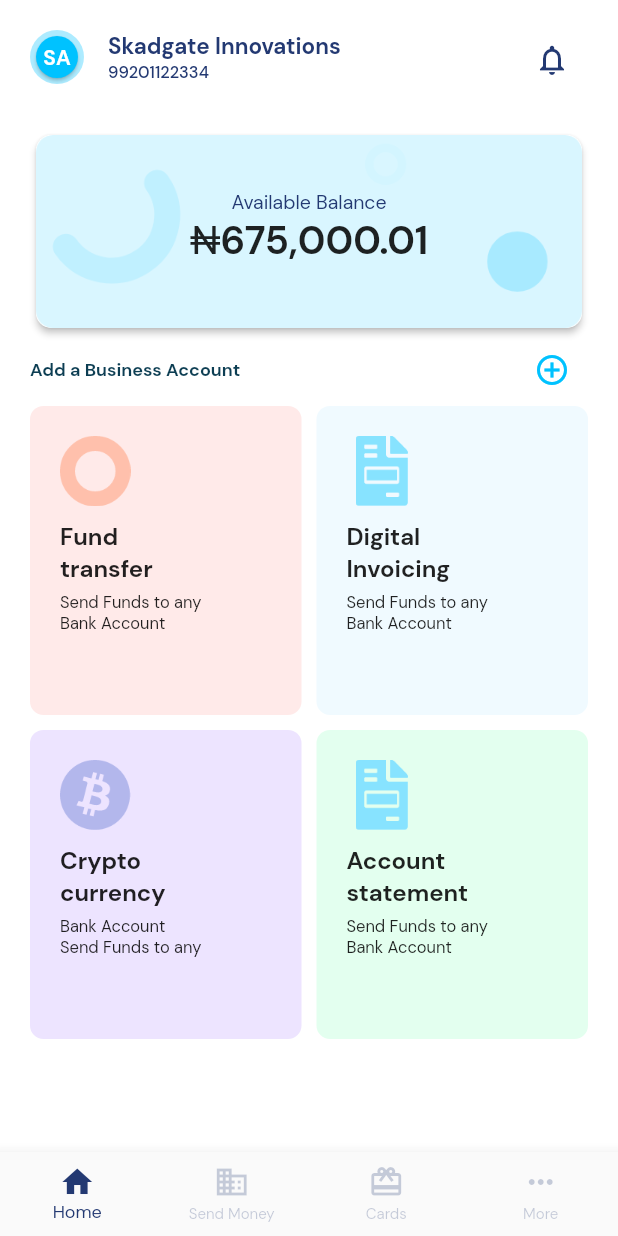
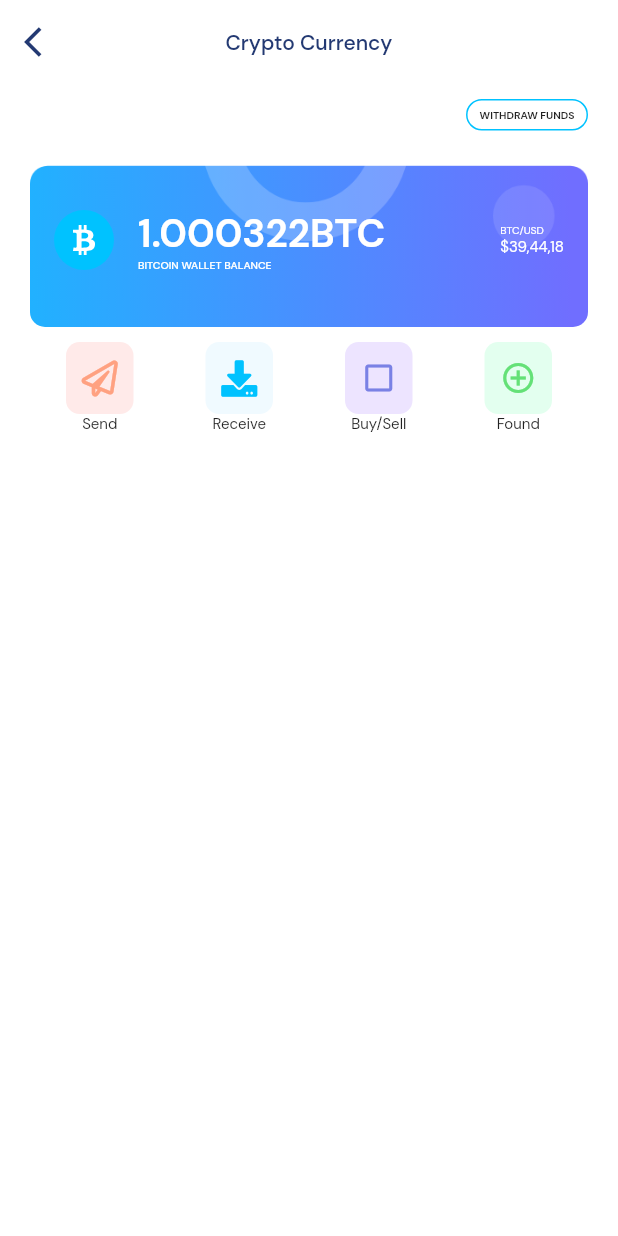
Before and after one commit to raymondDangdat/glade-send-task, a Flutter app: the screen it shows after launch, after a tap on "Crypto", on a phone screen of 412 x 824 dp. Run offline on Flutter 3.47's test engine with Material 2 defaults, Android fonts, the phone set to English and light mode, and no system bars; our stand-ins replace flutter_svg, font_awesome_flutter; Roboto replaces fonts that are missing (Arial Rounded MT Bold).

Commit message:
Feat: Crypto screen

```diff
--- a/lib/main.dart
+++ b/lib/main.dart
@@ -1,11 +1,14 @@
 import 'package:flutter/material.dart';
+import 'package:flutter/services.dart';
 import 'package:glade_two/constants/colors.dart';
-import 'package:glade_two/screens/home_screen.dart';
 import 'package:glade_two/screens/screens.dart';
 
 import 'screens/nav_screen.dart';
 
 void main() {
+  WidgetsFlutterBinding.ensureInitialized();
+  SystemChrome.setPreferredOrientations(
+      [DeviceOrientation.portraitUp, DeviceOrientation.portraitDown]);
   runApp(MyApp());
 }
 
@@ -28,6 +31,7 @@ class MyApp extends StatelessWidget {
         SendMoneyScreen.routeName: (context) => SendMoneyScreen(),
         MoreScreen.routeName: (context) => MoreScreen(),
         CardScreen.routeName: (context) => CardScreen(),
+        CryptoCurrency.routeName: (context) => CryptoCurrency(),
       },
     );
   }
--- /dev/null
+++ b/lib/screens/crypto_currency.dart
@@ -0,0 +1,130 @@
+import 'package:flutter/material.dart';
+import 'package:flutter_svg/flutter_svg.dart';
+import 'package:font_awesome_flutter/font_awesome_flutter.dart';
+import 'package:glade_two/constants/colors.dart';
+class CryptoCurrency extends StatefulWidget {
+  static const routeName = 'crypto-screen';
+  @override
+  _CryptoCurrencyState createState() => _CryptoCurrencyState();
+}
+
+class _CryptoCurrencyState extends State<CryptoCurrency> {
+  @override
+  Widget build(BuildContext context) {
+    return Scaffold(
+      backgroundColor: bgColor,
+      appBar: AppBar(
+        backgroundColor: bgColor,
+        elevation: 0.0,
+        centerTitle: true,
+        title: Text('Crypto Currency', style: TextStyle(fontSize: 14.0, color: primaryColor, fontFamily: "DMSMedium"),
+        ),
+        leading: IconButton(icon: Icon(Icons.arrow_back_ios, color: primaryColor,), onPressed: (){Navigator.pop(context);}),
+      ),
+
+      body: SafeArea(child: SingleChildScrollView(
+        physics: BouncingScrollPhysics(),
+        padding: EdgeInsets.symmetric(vertical: 10, horizontal: 20.0),
+        child: Column(
+          children: [
+            Row(
+              mainAxisAlignment: MainAxisAlignment.end,
+              children: [
+                GestureDetector(
+                  onTap: (){},
+                  // splashColor: Color.fromRGBO(100, 225, 119, 1),
+                  child: Container(
+                    padding: EdgeInsets.symmetric(vertical: 5, horizontal: 8),
+                    decoration: BoxDecoration(
+                      borderRadius: BorderRadius.circular(16),
+                      border: Border.all(width: 1.0, color: Color.fromRGBO(0, 194, 255, 1)),
+                    ),
+                    child: Text('WITHDRAW FUNDS', style: TextStyle(fontSize: 7, fontFamily: "DMSans", fontWeight: FontWeight.bold),),
+                  ),
+                )
+              ],
+            ),
+
+            SizedBox(height: 15,),
+
+            Container(
+              width: MediaQuery.of(context).size.width,
+              padding: EdgeInsets.symmetric(vertical: 30),
+              decoration: BoxDecoration(
+                // color: primaryColor,
+                  image: DecorationImage(image: AssetImage('assets/images/crypto.png'), fit: BoxFit.cover),
+                borderRadius: BorderRadius.circular(10),
+              ),
+              alignment: Alignment.center,
+              child: ListTile(
+                leading:  Container(
+                    padding: EdgeInsets.all(10),
+                    height: 40,
+                    width: 40,
+                    decoration: BoxDecoration(
+                        borderRadius: BorderRadius.circular(50),
+                        color: Color.fromRGBO(0, 194, 255, 1)
+                    ),
+                    child: SvgPicture.asset('assets/images/btc.svg', color: bgColor,)),
+
+                title: Column(
+                  crossAxisAlignment: CrossAxisAlignment.start,
+                  children: [
+                    Text('1.000322BTC', style: TextStyle(fontSize: 26.0, color: bgColor, fontWeight: FontWeight.bold),),
+                    Text('BITCOIN WALLET BALANCE' , style: TextStyle(fontSize: 7.0, color: bgColor, fontFamily: 'DMSMedium')),
+                  ],
+                ),
+
+                trailing: Column(
+                  mainAxisAlignment: MainAxisAlignment.center,
+                  crossAxisAlignment: CrossAxisAlignment.start,
+                  children: [
+                    Text('BTC/USD',style: TextStyle(fontSize: 7, color: bgColor),),
+                    Text('\$39,44,18', style: TextStyle(fontSize: 10, color: bgColor))
+                  ],
+                ),
+              )
+            ),
+
+
+            SizedBox(height: 10,),
+
+            Row(
+              mainAxisAlignment: MainAxisAlignment.spaceAround,
+              children: [
+                activities('Send', FontAwesomeIcons.paperPlane, Color.fromRGBO(255, 161, 129, 1) , Color.fromRGBO(255, 234, 233, 1)),
+                activities('Receive', FontAwesomeIcons.download,  Color.fromRGBO(0, 194, 255, 1), Color.fromRGBO(240, 250, 255, 1)),
+                activities('Buy/Sell', Icons.check_box_outline_blank,  Color.fromRGBO(122, 129, 229, 1), Color.fromRGBO(237, 228, 255, 1)),
+                activities('Found', Icons.add_circle_outline,  Color.fromRGBO(100, 225, 119, 1), Color.fromRGBO(227, 255, 239, 1)),
+              ],
+            )
+
+
+
+          ],
+        ),
+      ),),
+    );
+  }
+
+  Widget activities(String activity, IconData icon, Color color, Color containerColor){
+    return Column(
+      children: [
+        Container(
+            height: 48,
+            width: 45,
+            decoration: BoxDecoration(
+              color: containerColor,
+              borderRadius: BorderRadius.circular(9),
+
+            ),
+            alignment: Alignment.center,
+            child: Icon(icon, color: color,)
+          // SvgPicture.asset('assets/images/send.svg', height: 10, width: 10, color: Color.fromRGBO(255, 161, 129, 1),),
+        ),
+
+        Text(activity, style: TextStyle(fontSize: 10, fontFamily: 'DMSRegular'),)
+      ],
+    );
+  }
+}
--- a/lib/screens/home_screen.dart
+++ b/lib/screens/home_screen.dart
@@ -2,6 +2,7 @@ import 'dart:io';
 
 import 'package:flutter/material.dart';
 import 'package:glade_two/constants/colors.dart';
+import 'package:glade_two/screens/crypto_currency.dart';
 import 'package:intl/intl.dart';
 class HomeScreen extends StatefulWidget {
   static const routeName = 'home-screen';
@@ -104,18 +105,20 @@ class _HomeScreenState extends State<HomeScreen> {
 
             Row(
               children: [
-                menuItem(title: 'Fund',backgroundColor: Color.fromRGBO(255, 234, 233, 1), subTitle: 'transfer', imageUrl: 'assets/images/fundtransfer.png', description: "Send Funds to any", description2: 'Bank Account'),
+                menuItem(title: 'Fund',backgroundColor: Color.fromRGBO(255, 234, 233, 1), subTitle: 'transfer', imageUrl: 'assets/images/fundtransfer.png', description: "Send Funds to any", description2: 'Bank Account', onTap: (){}),
                 SizedBox(width: 10,),
-                menuItem(title: 'Digital', backgroundColor: Color.fromRGBO(240, 250, 255, 1), subTitle: 'Invoicing', description: 'Send Funds to any', description2: 'Bank Account', imageUrl: 'assets/images/accountstatement.png')
+                menuItem(title: 'Digital', onTap: (){}, backgroundColor: Color.fromRGBO(240, 250, 255, 1), subTitle: 'Invoicing', description: 'Send Funds to any', description2: 'Bank Account', imageUrl: 'assets/images/accountstatement.png')
               ],
             ),
             SizedBox(height: 10,),
 
             Row(
               children: [
-                menuItem(title: 'Crypto', subTitle: 'currency', description2: 'Send Funds to any', imageUrl: 'assets/images/btclogo.png', backgroundColor: Color.fromRGBO(237, 228, 255, 1) , description: 'Bank Account'),
+                menuItem(title: 'Crypto', onTap: (){
+                  Navigator.pushNamed(context, CryptoCurrency.routeName);
+                }, subTitle: 'currency', description2: 'Send Funds to any', imageUrl: 'assets/images/btclogo.png', backgroundColor: Color.fromRGBO(237, 228, 255, 1) , description: 'Bank Account'),
                 SizedBox(width: 10,),
-                menuItem(title: 'Account', description: 'Send Funds to any', description2: 'Bank Account', subTitle: 'statement', imageUrl: 'assets/images/accountstatement.png', backgroundColor: Color.fromRGBO(227, 255, 239, 1))
+                menuItem(title: 'Account', onTap: (){} ,description: 'Send Funds to any', description2: 'Bank Account', subTitle: 'statement', imageUrl: 'assets/images/accountstatement.png', backgroundColor: Color.fromRGBO(227, 255, 239, 1))
               ],
             )
           ],
@@ -124,10 +127,10 @@ class _HomeScreenState extends State<HomeScreen> {
     );
   }
 
-  Widget menuItem({String title, subTitle, description, imageUrl, Color backgroundColor, description2}){
+  Widget menuItem({String title, subTitle, description, imageUrl, Color backgroundColor, description2, Function onTap}){
     return Expanded(
       child: InkWell(
-        onTap: (){},
+        onTap: onTap,
         child: Container(
           height: MediaQuery.of(context).size.height * 0.25,
           decoration: BoxDecoration(
--- a/lib/screens/screens.dart
+++ b/lib/screens/screens.dart
@@ -3,3 +3,4 @@ export 'cards.dart';
 export 'send_money_screen.dart';
 export 'home_screen.dart';
 export 'more_screen.dart';
+export 'crypto_currency.dart';
--- a/pubspec.yaml
+++ b/pubspec.yaml
@@ -15,6 +15,9 @@ dependencies:
 
 
   cupertino_icons: ^1.0.2
+  flutter_svg: ^0.20.0-nullsafety.3
+  font_awesome_flutter: ^9.0.0
+
 
 dev_dependencies:
   flutter_test:
```
Also changed, not shown: assets/images/btc.svg (added), assets/images/crypto.png (added), assets/images/send.svg (added), pubspec.lock.
